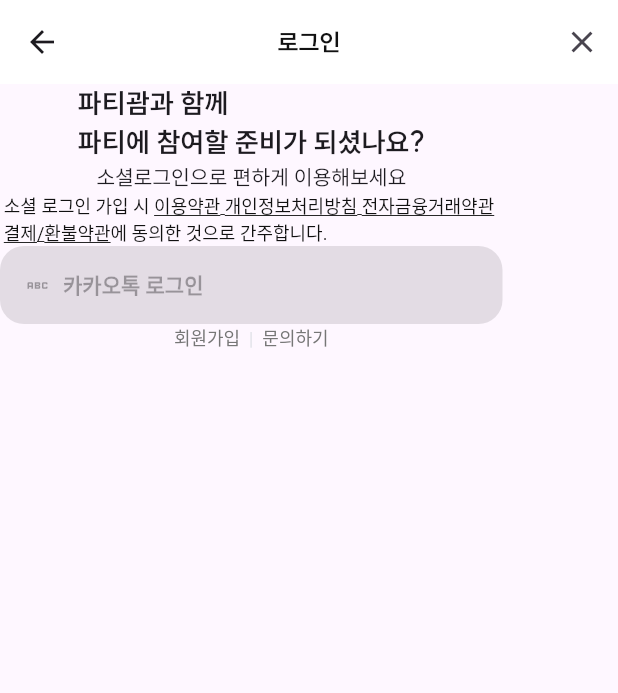
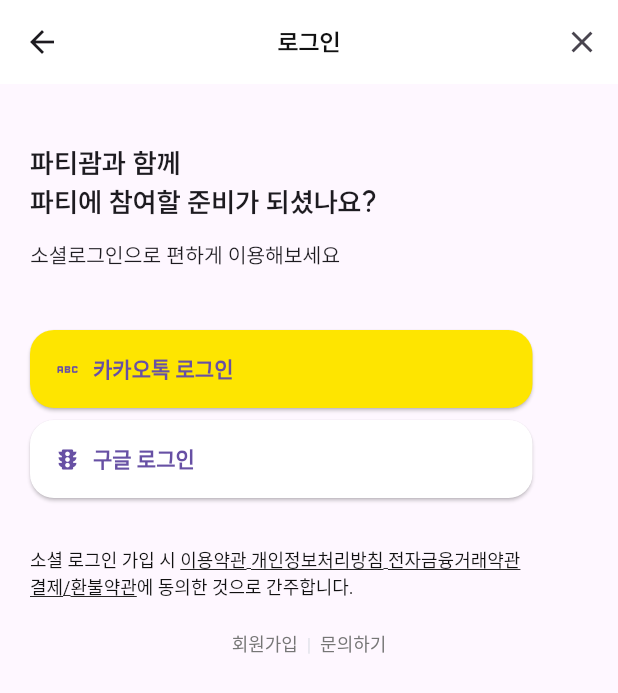
Before and after one commit to Hoodie-Project/partyguam-mobile, a Flutter app: the screen it shows after launch, after a tap on "다음", on a phone screen of 412 x 824 dp. Shown: the top 693 px of the screen. Run offline on Flutter 3.47's test engine with Material 3 defaults, Android fonts, the phone set to English and light mode, and no system bars; project files that could hold a hidden picture were left out.

Commit message:
chore: create a login page
- need to switch the icon for buttons

```diff
--- a/lib/app/pages/sign_up/login_0000.dart
+++ b/lib/app/pages/sign_up/login_0000.dart
@@ -5,11 +5,6 @@
 
 class Login extends StatelessWidget {
   const Login({super.key});
-
-  static TextStyle loginMainTitle = TextStyle(
-    fontSize: 18.0,
-    fontWeight: FontWeight.w700,
-  );
 
   @override
   Widget build(BuildContext context) {
@@ -25,15 +20,47 @@
           )
         ],
       ),
-      body: Column(
+      body: Container(
+        padding: const EdgeInsets.symmetric(horizontal: 20.0),
+        child: Column(
+          crossAxisAlignment: CrossAxisAlignment.start,
           children: [
+            const SizedBox(
+              height: 40,
+            ),
             const Text(
+              textAlign: TextAlign.start,
               '파티괌과 함께 \n파티에 참여할 준비가 되셨나요?',
               style: CustomFontStyle.loginMainTitle,
             ),
+            const SizedBox(
+              height: 12,
+            ),
             const Text(
+              textAlign: TextAlign.left,
               '소셜로그인으로 편하게 이용해보세요',
               style: CustomFontStyle.loginSubTitle,
+            ),
+            const SizedBox(
+              height: 40,
+            ),
+            const SocialLoginButton(
+              text: '카카오톡 로그인',
+              icon: Icon(Icons.abc),
+              backgroundColor: Color(0XFFFEE500),
+              route: '/register_0111',
+            ),
+            const SizedBox(
+              height: 8,
+            ),
+            SocialLoginButton(
+              text: '구글 로그인',
+              icon: const Icon(Icons.traffic),
+              backgroundColor: AppColors.greyColors.shade50,
+              route: '/register_0111',
+            ),
+            const SizedBox(
+              height: 32,
             ),
             RichText(
               text: TextSpan(
@@ -56,12 +83,12 @@
                 ],
               ),
             ),
-          const SocialLoginButton(
-            text: '카카오톡 로그인',
-            icon: Icon(Icons.abc),
-            backgroundColor: Color(0XFFFEE500),
+            const SizedBox(
+              height: 20,
             ),
-          RichText(
+            Container(
+              alignment: Alignment.center,
+              child: RichText(
                 text: TextSpan(
                   text: '회원가입 ',
                   style: TextStyle(
@@ -88,8 +115,10 @@
                     ),
                   ],
                 ),
+              ),
             )
           ],
+        ),
       ),
     );
   }
--- a/lib/utils/widgets/buttons.dart
+++ b/lib/utils/widgets/buttons.dart
@@ -90,12 +90,14 @@
   final String text;
   final Icon icon;
   final Color backgroundColor;
+  final String route;
 
   const SocialLoginButton(
       {super.key,
       required this.text,
       required this.icon,
-      required this.backgroundColor});
+      required this.backgroundColor,
+      required this.route});
 
   @override
   State<SocialLoginButton> createState() => _SocialLoginButtonState();
@@ -105,7 +107,9 @@
   @override
   Widget build(BuildContext context) {
     return ElevatedButton.icon(
-      onPressed: null,
+      onPressed: () {
+        Navigator.pushNamed(context, widget.route);
+      },
       style: ElevatedButton.styleFrom(
         minimumSize: const Size(335, 52),
         elevation: 1,
```
Lines whose indentation alone changed are shown as unchanged.
